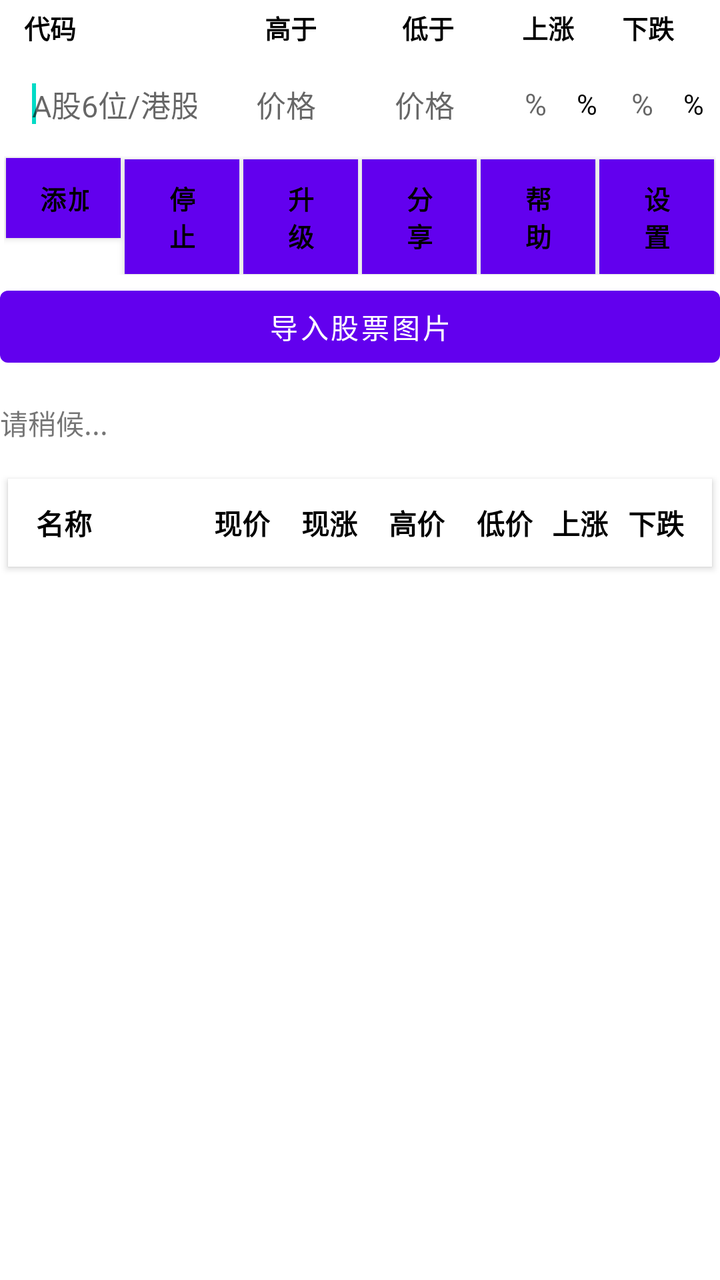
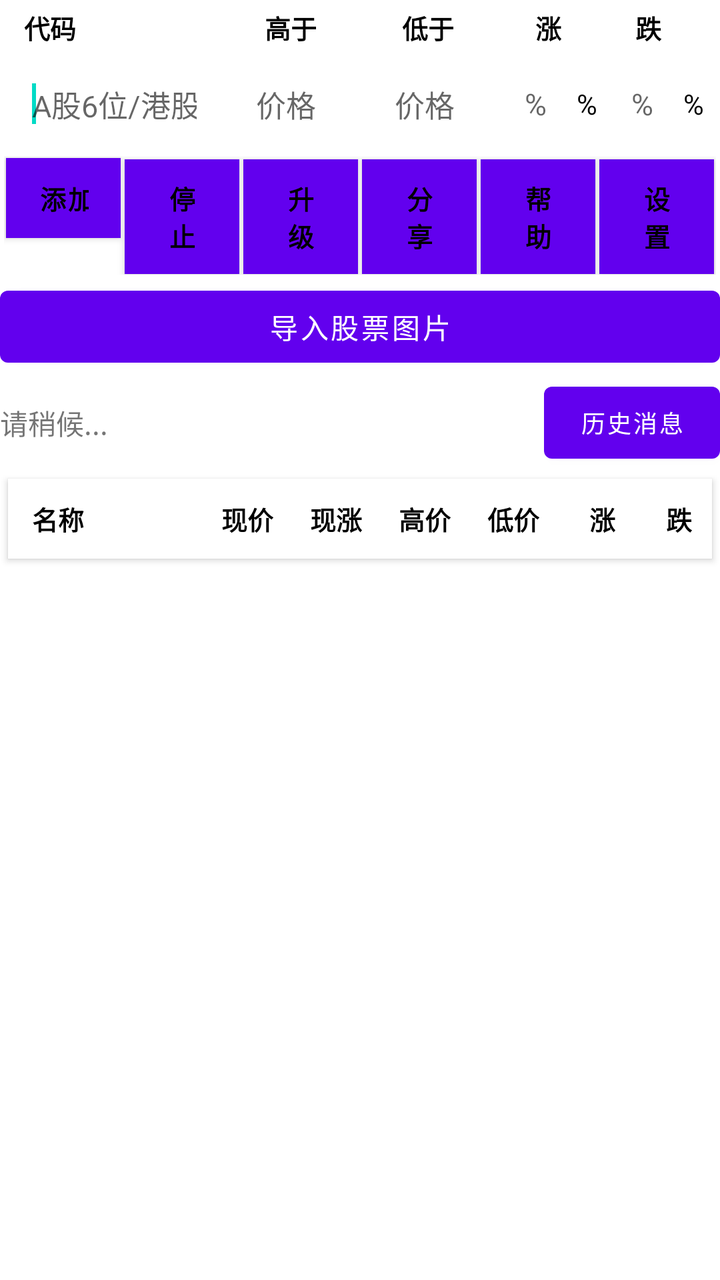

The first picture is an Android layout as it rendered before a commit; the second is the same layout after the commit. The layout source and the unified diff follow.
<!-- AndroidManifest.xml: fallback theme Theme.MaterialComponents.DayNight.NoActionBar -->
<!-- res/layout/main.xml -->
<?xml version="1.0" encoding="utf-8"?>
<LinearLayout xmlns:android="http://schemas.android.com/apk/res/android"
	android:layout_width="fill_parent"
	android:layout_height="fill_parent"
	android:orientation="vertical"
	android:windowSoftInputMode="stateHidden"
	android:fitsSystemWindows="true">

	<LinearLayout
		android:id="@+id/header_controls_container"
		android:layout_width="fill_parent"
		android:layout_height="wrap_content"
		android:orientation="vertical"
		android:visibility="visible">

		
		<LinearLayout
			android:layout_width="fill_parent"
			android:layout_height="wrap_content"
			android:layout_weight="0"
			android:orientation="horizontal"
			android:paddingTop="4dp"
			android:paddingBottom="2dp"
			android:paddingLeft="8dp"
			android:paddingRight="8dp"
			android:visibility="visible"
			android:minHeight="28dp"
			android:background="#FFFFFF">

			<TextView
				android:layout_width="0dp"
				android:layout_height="wrap_content"
				android:layout_weight="1.2"
				android:text="代码"
				android:textSize="13sp"
				android:textStyle="bold"
				android:textColor="#000000"
				android:gravity="left"
				android:paddingLeft="4dp" />

		<TextView
			android:layout_width="0dp"
			android:layout_height="wrap_content"
			android:layout_weight="0.8"
			android:text="高于"
			android:textSize="13sp"
			android:textStyle="bold"
			android:textColor="#000000"
			android:gravity="center"
			android:paddingLeft="4dp"
			android:paddingRight="4dp" />

		<TextView
			android:layout_width="0dp"
			android:layout_height="wrap_content"
			android:layout_weight="0.8"
			android:text="低于"
			android:textSize="13sp"
			android:textStyle="bold"
			android:textColor="#000000"
			android:gravity="center"
			android:paddingLeft="4dp"
			android:paddingRight="4dp" />

		<TextView
			android:layout_width="0dp"
			android:layout_height="wrap_content"
			android:layout_weight="0.6"
			android:text="上涨"
			android:textSize="13sp"
			android:textStyle="bold"
			android:textColor="#000000"
			android:gravity="center"
			android:paddingLeft="4dp"
			android:paddingRight="4dp" />

		<TextView
			android:layout_width="0dp"
			android:layout_height="wrap_content"
			android:layout_weight="0.6"
			android:text="下跌"
			android:textSize="13sp"
			android:textStyle="bold"
			android:textColor="#000000"
			android:gravity="center"
			android:paddingRight="4dp" />

		</LinearLayout>

		
		<LinearLayout
			android:layout_width="fill_parent"
			android:layout_height="wrap_content"
			android:layout_weight="0"
			android:orientation="horizontal"
			android:paddingTop="4dp"
			android:paddingBottom="4dp"
			android:paddingLeft="8dp"
			android:paddingRight="8dp"
			android:visibility="visible"
			android:minHeight="44dp"
			android:background="#FFFFFF"
			android:gravity="center_vertical">

		<EditText
			android:id="@+id/edit_stock_code"
			android:layout_width="0dp"
			android:layout_height="wrap_content"
			android:layout_weight="1.2"
			android:ems="6"
			android:imeOptions="actionNone"
			android:inputType="textNoSuggestions"
			android:maxLength="10"
			android:maxLines="1"
			android:minHeight="40dp"
			android:singleLine="true"
			android:textSize="15sp"
			android:textColor="#000000"
			android:background="#FFFFFF"
			android:padding="8dp"
			android:layout_marginRight="4dp"
			android:hint="A股6位/港股00700或hk00700">
			<requestFocus />
		</EditText>

		<EditText
			android:id="@+id/edit_price_h"
			android:layout_width="0dp"
			android:layout_height="wrap_content"
			android:layout_weight="0.8"
			android:ems="6"
			android:inputType="number|numberDecimal"
			android:minHeight="40dp"
			android:textSize="15sp"
			android:textColor="#000000"
			android:background="#FFFFFF"
			android:padding="8dp"
			android:gravity="center"
			android:layout_marginRight="4dp"
			android:hint="价格" />

		<EditText
			android:id="@+id/edit_price_l"
			android:layout_width="0dp"
			android:layout_height="wrap_content"
			android:layout_weight="0.8"
			android:ems="6"
			android:inputType="number|numberDecimal"
			android:minHeight="40dp"
			android:textSize="15sp"
			android:textColor="#000000"
			android:background="#FFFFFF"
			android:padding="8dp"
			android:gravity="center"
			android:layout_marginRight="4dp"
			android:hint="价格" />

		<LinearLayout
			android:layout_width="0dp"
			android:layout_height="wrap_content"
			android:layout_weight="0.6"
			android:orientation="horizontal"
			android:gravity="center"
			android:layout_marginRight="4dp">
			
			<EditText
				android:id="@+id/edit_rise"
				android:layout_width="0dp"
				android:layout_height="wrap_content"
				android:layout_weight="1"
				android:ems="2"
				android:inputType="number"
				android:maxLength="2"
				android:minHeight="40dp"
				android:textSize="15sp"
				android:textColor="#000000"
				android:background="#FFFFFF"
				android:padding="8dp"
				android:gravity="center"
				android:hint="%" />
			
			<TextView
				android:layout_width="wrap_content"
				android:layout_height="wrap_content"
				android:text="%"
				android:textSize="14sp"
				android:textColor="#000000"
				android:gravity="center_vertical"
				android:paddingLeft="2dp" />
		</LinearLayout>

		<LinearLayout
			android:layout_width="0dp"
			android:layout_height="wrap_content"
			android:layout_weight="0.6"
			android:orientation="horizontal"
			android:gravity="center">
			
			<EditText
				android:id="@+id/edit_drop"
				android:layout_width="0dp"
				android:layout_height="wrap_content"
				android:layout_weight="1"
				android:ems="2"
				android:inputType="numberSigned"
				android:maxLength="2"
				android:minHeight="40dp"
				android:textSize="15sp"
				android:textColor="#000000"
				android:background="#FFFFFF"
				android:padding="8dp"
				android:gravity="center"
				android:hint="%" />
			
			<TextView
				android:layout_width="wrap_content"
				android:layout_height="wrap_content"
				android:text="%"
				android:textSize="14sp"
				android:textColor="#000000"
				android:gravity="center_vertical"
				android:paddingLeft="2dp" />
		</LinearLayout>

		</LinearLayout>


		<LinearLayout
			android:layout_width="fill_parent"
			android:layout_height="wrap_content"
			android:layout_weight="0"
			android:orientation="horizontal"
			android:padding="2dp"
			android:visibility="visible">

		<Button
			android:id="@+id/btn_submit"
			android:layout_width="0dp"
			android:layout_height="wrap_content"
			android:layout_weight="1"
			android:minHeight="40dp"
			android:text="添加预警"
			android:textSize="13sp"
			android:textStyle="bold"
			android:singleLine="true"
			android:ellipsize="none"
			android:layout_margin="1dp"
			android:background="#FFFFFF"
			android:textColor="#000000" />

		<Button
			android:id="@+id/btn_stop"
			android:layout_width="0dp"
			android:layout_height="wrap_content"
			android:layout_weight="1"
			android:minHeight="40dp"
			android:text="停止"
			android:textSize="13sp"
			android:textStyle="bold"
			android:layout_margin="1dp"
			android:background="#FFFFFF"
			android:textColor="#000000" />

		<Button
			android:id="@+id/btn_test"
			android:layout_width="0dp"
			android:layout_height="wrap_content"
			android:layout_weight="1"
			android:minHeight="40dp"
			android:text="升级"
			android:textSize="13sp"
			android:textStyle="bold"
			android:layout_margin="1dp"
			android:background="#FFFFFF"
			android:textColor="#000000" />

		<Button
			android:id="@+id/btn_share"
			android:layout_width="0dp"
			android:layout_height="wrap_content"
			android:layout_weight="1"
			android:minHeight="40dp"
			android:text="分享"
			android:textSize="13sp"
			android:textStyle="bold"
			android:layout_margin="1dp"
			android:background="#FFFFFF"
			android:textColor="#000000" />

		<Button
			android:id="@+id/btn_help"
			android:layout_width="0dp"
			android:layout_height="wrap_content"
			android:layout_weight="1"
			android:minHeight="40dp"
			android:text="帮助"
			android:textSize="13sp"
			android:textStyle="bold"
			android:layout_margin="1dp"
			android:background="#FFFFFF"
			android:textColor="#000000" />

		<Button
			android:id="@+id/btn_settings"
			android:layout_width="0dp"
			android:layout_height="wrap_content"
			android:layout_weight="1"
			android:minHeight="40dp"
			android:text="设置"
			android:textSize="13sp"
			android:textStyle="bold"
			android:layout_margin="1dp"
			android:background="#FFFFFF"
			android:textColor="#000000" />

		</LinearLayout>

		<LinearLayout
			android:layout_width="fill_parent"
			android:layout_height="wrap_content"
			android:layout_weight="0"
			android:orientation="horizontal"
			android:visibility="visible">

			<Button
				android:id="@+id/btn_import_image"
				android:layout_width="fill_parent"
				android:layout_height="wrap_content"
				android:layout_weight="1"
				android:text="导入股票图片" />

		</LinearLayout>

	</LinearLayout>

	<LinearLayout
		android:layout_width="fill_parent"
		android:layout_height="0dp"
		android:layout_weight="1"
		android:orientation="vertical">


		<TextView
			android:id="@+id/edit_stock_info"
			android:layout_width="fill_parent"
			android:layout_height="48dp"
			android:text="请稍候..."
			android:gravity="center_vertical" />

		
		<LinearLayout
			android:id="@+id/ItemHighTitle"
			android:layout_width="fill_parent"
			android:layout_height="wrap_content"
			android:orientation="horizontal"
			android:minHeight="44dp"
			android:padding="10dp"
			android:paddingTop="12dp"
			android:paddingBottom="12dp"
			android:background="#FFFFFF"
			android:layout_marginLeft="4dp"
			android:layout_marginRight="4dp"
			android:layout_marginTop="4dp"
			android:layout_marginBottom="4dp"
			android:gravity="center_vertical"
			android:elevation="2dp">
			
			<TextView
				android:id="@+id/header_sort_name"
				android:layout_width="0dp"
				android:layout_height="wrap_content"
				android:layout_weight="1.2"
				android:text="名称"
				android:textSize="14sp"
				android:textStyle="bold"
				android:textColor="#000000"
				android:clickable="true"
				android:focusable="true"
				android:paddingLeft="4dp"
				android:paddingRight="4dp" />
			
			<TextView
				android:id="@+id/header_sort_price"
				android:layout_width="0dp"
				android:layout_height="wrap_content"
				android:layout_weight="0.8"
				android:text="现价"
				android:textSize="14sp"
				android:textStyle="bold"
				android:textColor="#000000"
				android:gravity="right"
				android:clickable="true"
				android:focusable="true"
				android:paddingLeft="4dp"
				android:paddingRight="4dp" />

			<TextView
				android:id="@+id/header_sort_chg"
				android:layout_width="0dp"
				android:layout_height="wrap_content"
				android:layout_weight="0.7"
				android:text="现涨"
				android:textSize="14sp"
				android:textStyle="bold"
				android:textColor="#000000"
				android:gravity="right"
				android:clickable="true"
				android:focusable="true"
				android:paddingLeft="4dp"
				android:paddingRight="4dp" />
			
			<TextView
				android:layout_width="0dp"
				android:layout_height="wrap_content"
				android:layout_weight="0.7"
				android:text="高价"
				android:textSize="14sp"
				android:textStyle="bold"
				android:textColor="#000000"
				android:gravity="right"
				android:paddingLeft="4dp"
				android:paddingRight="4dp" />
			
			<TextView
				android:layout_width="0dp"
				android:layout_height="wrap_content"
				android:layout_weight="0.7"
				android:text="低价"
				android:textSize="14sp"
				android:textStyle="bold"
				android:textColor="#000000"
				android:gravity="right"
				android:paddingLeft="4dp"
				android:paddingRight="4dp" />
			
			<TextView
				android:layout_width="0dp"
				android:layout_height="wrap_content"
				android:layout_weight="0.6"
				android:text="上涨"
				android:textSize="14sp"
				android:textStyle="bold"
				android:textColor="#000000"
				android:gravity="right"
				android:paddingLeft="4dp"
				android:paddingRight="4dp" />
			
			<TextView
				android:layout_width="0dp"
				android:layout_height="wrap_content"
				android:layout_weight="0.6"
				android:text="下跌"
				android:textSize="14sp"
				android:textStyle="bold"
				android:textColor="#000000"
				android:gravity="right"
				android:paddingRight="4dp" />
		</LinearLayout>

		<ListView
			android:id="@+id/ListView01"
			android:layout_width="fill_parent"
			android:layout_height="0dp"
			android:layout_weight="1" />

	</LinearLayout>


</LinearLayout>
<!-- resources referenced by this layout -->
<resources>

</resources>

<!-- the commit's change to res/layout/main.xml (unified diff, before → after) -->
@@ -66,7 +66,7 @@
 			android:layout_width="0dp"
 			android:layout_height="wrap_content"
 			android:layout_weight="0.6"
-			android:text="上涨"
+			android:text="涨"
 			android:textSize="13sp"
 			android:textStyle="bold"
 			android:textColor="#000000"
@@ -78,7 +78,7 @@
 			android:layout_width="0dp"
 			android:layout_height="wrap_content"
 			android:layout_weight="0.6"
-			android:text="下跌"
+			android:text="跌"
 			android:textSize="13sp"
 			android:textStyle="bold"
 			android:textColor="#000000"
@@ -340,12 +340,30 @@
 		android:orientation="vertical">
 
 
-		<TextView
-			android:id="@+id/edit_stock_info"
+		<LinearLayout
 			android:layout_width="fill_parent"
 			android:layout_height="48dp"
-			android:text="请稍候..."
-			android:gravity="center_vertical" />
+			android:orientation="horizontal">
+
+			<TextView
+				android:id="@+id/edit_stock_info"
+				android:layout_width="0dp"
+				android:layout_height="fill_parent"
+				android:layout_weight="1"
+				android:text="请稍候..."
+				android:gravity="center_vertical" />
+
+			<Button
+				android:id="@+id/btn_history"
+				android:layout_width="wrap_content"
+				android:layout_height="fill_parent"
+				android:text="历史消息"
+				android:textSize="12sp"
+				android:gravity="center"
+				android:paddingLeft="8dp"
+				android:paddingRight="8dp" />
+
+		</LinearLayout>
 
 		
 		<LinearLayout
@@ -353,10 +371,10 @@
 			android:layout_width="fill_parent"
 			android:layout_height="wrap_content"
 			android:orientation="horizontal"
-			android:minHeight="44dp"
-			android:padding="10dp"
-			android:paddingTop="12dp"
-			android:paddingBottom="12dp"
+			android:minHeight="40dp"
+			android:padding="8dp"
+			android:paddingTop="10dp"
+			android:paddingBottom="10dp"
 			android:background="#FFFFFF"
 			android:layout_marginLeft="4dp"
 			android:layout_marginRight="4dp"
@@ -365,19 +383,22 @@
 			android:gravity="center_vertical"
 			android:elevation="2dp">
 			
+			
 			<TextView
 				android:id="@+id/header_sort_name"
 				android:layout_width="0dp"
 				android:layout_height="wrap_content"
 				android:layout_weight="1.2"
 				android:text="名称"
-				android:textSize="14sp"
-				android:textStyle="bold"
-				android:textColor="#000000"
+				android:textSize="13sp"
+				android:textStyle="bold"
+				android:textColor="#000000"
+				android:singleLine="true"
 				android:clickable="true"
 				android:focusable="true"
 				android:paddingLeft="4dp"
-				android:paddingRight="4dp" />
+				android:paddingRight="2dp" />
+			
 			
 			<TextView
 				android:id="@+id/header_sort_price"
@@ -385,76 +406,83 @@
 				android:layout_height="wrap_content"
 				android:layout_weight="0.8"
 				android:text="现价"
-				android:textSize="14sp"
-				android:textStyle="bold"
-				android:textColor="#000000"
-				android:gravity="right"
+				android:textSize="13sp"
+				android:textStyle="bold"
+				android:textColor="#000000"
+				android:gravity="right"
+				android:singleLine="true"
 				android:clickable="true"
 				android:focusable="true"
-				android:paddingLeft="4dp"
-				android:paddingRight="4dp" />
-
+				android:paddingLeft="2dp"
+				android:paddingRight="2dp" />
+
+			
 			<TextView
 				android:id="@+id/header_sort_chg"
 				android:layout_width="0dp"
 				android:layout_height="wrap_content"
 				android:layout_weight="0.7"
 				android:text="现涨"
-				android:textSize="14sp"
-				android:textStyle="bold"
-				android:textColor="#000000"
-				android:gravity="right"
+				android:textSize="13sp"
+				android:textStyle="bold"
+				android:textColor="#000000"
+				android:gravity="right"
+				android:singleLine="true"
 				android:clickable="true"
 				android:focusable="true"
-				android:paddingLeft="4dp"
-				android:paddingRight="4dp" />
+				android:paddingLeft="2dp"
+				android:paddingRight="2dp" />
 			
 			<TextView
 				android:layout_width="0dp"
 				android:layout_height="wrap_content"
 				android:layout_weight="0.7"
 				android:text="高价"
-				android:textSize="14sp"
-				android:textStyle="bold"
-				android:textColor="#000000"
-				android:gravity="right"
-				android:paddingLeft="4dp"
-				android:paddingRight="4dp" />
+				android:textSize="13sp"
+				android:textStyle="bold"
+				android:textColor="#000000"
+				android:gravity="right"
+				android:singleLine="true"
+				android:paddingLeft="2dp"
+				android:paddingRight="2dp" />
 			
 			<TextView
 				android:layout_width="0dp"
 				android:layout_height="wrap_content"
 				android:layout_weight="0.7"
 				android:text="低价"
-				android:textSize="14sp"
-				android:textStyle="bold"
-				android:textColor="#000000"
-				android:gravity="right"
-				android:paddingLeft="4dp"
-				android:paddingRight="4dp" />
+				android:textSize="13sp"
+				android:textStyle="bold"
+				android:textColor="#000000"
+				android:gravity="right"
+				android:singleLine="true"
+				android:paddingLeft="2dp"
+				android:paddingRight="2dp" />
 			
 			<TextView
 				android:layout_width="0dp"
 				android:layout_height="wrap_content"
 				android:layout_weight="0.6"
-				android:text="上涨"
-				android:textSize="14sp"
-				android:textStyle="bold"
-				android:textColor="#000000"
-				android:gravity="right"
-				android:paddingLeft="4dp"
-				android:paddingRight="4dp" />
+				android:text="涨"
+				android:textSize="13sp"
+				android:textStyle="bold"
+				android:textColor="#000000"
+				android:gravity="right"
+				android:singleLine="true"
+				android:paddingLeft="2dp"
+				android:paddingRight="2dp" />
 			
 			<TextView
 				android:layout_width="0dp"
 				android:layout_height="wrap_content"
 				android:layout_weight="0.6"
-				android:text="下跌"
-				android:textSize="14sp"
-				android:textStyle="bold"
-				android:textColor="#000000"
-				android:gravity="right"
-				android:paddingRight="4dp" />
+				android:text="跌"
+				android:textSize="13sp"
+				android:textStyle="bold"
+				android:textColor="#000000"
+				android:gravity="right"
+				android:singleLine="true"
+				android:paddingRight="2dp" />
 		</LinearLayout>
 
 		<ListView
